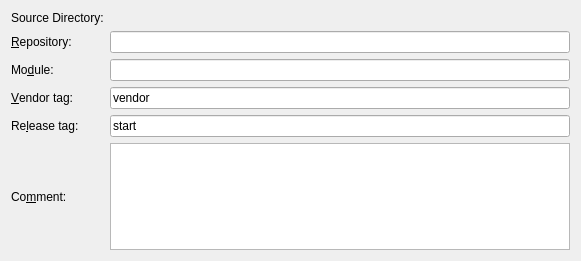
KDE/kdevelop, file plugins/cvs/importmetadatawidget.ui: the form before one commit.
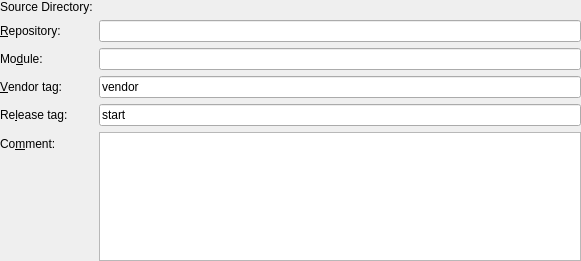
The form after the commit. Custom widgets are drawn as their Qt base class.

Commit message: CVS ImportMetadataWidget: Turn into QFormLayout

```diff
--- a/plugins/cvs/importmetadatawidget.ui
+++ b/plugins/cvs/importmetadatawidget.ui
@@ -12,7 +12,10 @@
   <property name="windowTitle" >
    <string>Import</string>
   </property>
-  <layout class="QGridLayout" >
+  <layout class="QFormLayout" >
+   <property name="margin">
+    <number>0</number>
+   </property>
    <item row="0" column="0" >
     <widget class="QLabel" name="labelUrl" >
      <property name="text" >
@@ -25,12 +28,6 @@
    </item>
    <item row="1" column="0" >
     <widget class="QLabel" name="repositoryLabel" >
-     <property name="sizePolicy" >
-      <sizepolicy vsizetype="Preferred" hsizetype="Maximum" >
-       <horstretch>0</horstretch>
-       <verstretch>0</verstretch>
-      </sizepolicy>
-     </property>
      <property name="text" >
       <string>&amp;Repository:</string>
      </property>
@@ -47,12 +44,6 @@
    </item>
    <item row="2" column="0" >
     <widget class="QLabel" name="moduleLabel" >
-     <property name="sizePolicy" >
-      <sizepolicy vsizetype="Preferred" hsizetype="Maximum" >
-       <horstretch>0</horstretch>
-       <verstretch>0</verstretch>
-      </sizepolicy>
-     </property>
      <property name="text" >
       <string>Mo&amp;dule:</string>
      </property>
@@ -69,12 +60,6 @@
    </item>
    <item row="3" column="0" >
     <widget class="QLabel" name="vendorLabel" >
-     <property name="sizePolicy" >
-      <sizepolicy vsizetype="Preferred" hsizetype="Maximum" >
-       <horstretch>0</horstretch>
-       <verstretch>0</verstretch>
-      </sizepolicy>
-     </property>
      <property name="text" >
       <string>&amp;Vendor tag:</string>
      </property>
@@ -95,12 +80,6 @@
    </item>
    <item row="4" column="0" >
     <widget class="QLabel" name="releaseLabel" >
-     <property name="sizePolicy" >
-      <sizepolicy vsizetype="Preferred" hsizetype="Maximum" >
-       <horstretch>0</horstretch>
-       <verstretch>0</verstretch>
-      </sizepolicy>
-     </property>
      <property name="text" >
       <string>Re&amp;lease tag:</string>
      </property>
@@ -121,12 +100,6 @@
    </item>
    <item row="5" column="0" >
     <widget class="QLabel" name="commentLabel" >
-     <property name="sizePolicy" >
-      <sizepolicy vsizetype="Preferred" hsizetype="Maximum" >
-       <horstretch>0</horstretch>
-       <verstretch>0</verstretch>
-      </sizepolicy>
-     </property>
      <property name="text" >
       <string>Co&amp;mment:</string>
      </property>
```
